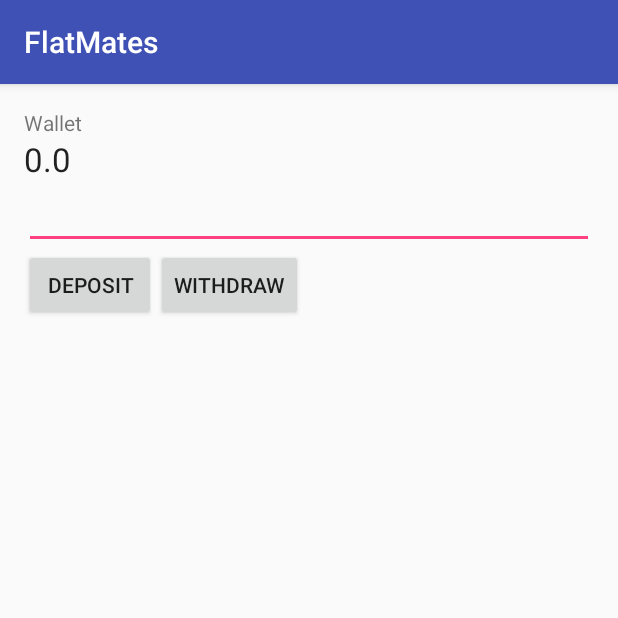
After one commit to arturgaluszka/tenants, an Android app: the WalletActivity screen opened directly, with no data from a screen before it, on a phone screen of 412 x 824 dp, the top half of it. The commit adds this screen. Run offline under Robolectric (Android 15) with nearby library versions, the phone set to English and light mode, and no system bars.

Commit message:
[i01t08]Wirtualny portfel umożliwiający zarządzenie wspólnymi pieniędzmi

```diff
--- a/app/build.gradle
+++ b/app/build.gradle
@@ -24,4 +24,5 @@ dependencies {
     testCompile 'junit:junit:4.12'
     compile 'com.android.support:appcompat-v7:23.1.1'
     compile 'com.android.support:design:23.1.1'
+    compile 'com.google.code.gson:gson:2.3'
 }
--- a/app/src/main/AndroidManifest.xml
+++ b/app/src/main/AndroidManifest.xml
@@ -16,6 +16,7 @@
             </intent-filter>
         </activity>
         <activity android:name=".TodoList"></activity>
+        <activity android:name=".wallet.WalletActivity"></activity>
     </application>
 
 </manifest>
--- a/app/src/main/java/com/tenantsproject/flatmates/MainActivity.java
+++ b/app/src/main/java/com/tenantsproject/flatmates/MainActivity.java
@@ -6,6 +6,8 @@ import android.os.Bundle;
 import android.util.Log;
 import android.view.View;
 import android.widget.Button;
+
+import com.tenantsproject.flatmates.wallet.WalletActivity;
 
 public class MainActivity extends AppCompatActivity {
 
@@ -33,6 +35,11 @@ public class MainActivity extends AppCompatActivity {
         startActivity(i);
     }
 
+    public void startWallet(View v) {
+        Intent intent = new Intent(this, WalletActivity.class);
+        startActivity(intent);
+    }
+
     public void Exit(View V){
         System.exit(0);
     }
--- /dev/null
+++ b/app/src/main/java/com/tenantsproject/flatmates/utils/DecimalDigitsInputFilter.java
@@ -0,0 +1,18 @@
+package com.tenantsproject.flatmates.utils;
+
+import java.util.regex.Matcher;
+import java.util.regex.Pattern;
+
+public class DecimalDigitsInputFilter {
+
+    Pattern mPattern;
+
+    public DecimalDigitsInputFilter() {
+        mPattern = Pattern.compile("^[0-9]+(\\.[0-9]{1,2})?$");
+    }
+
+    public boolean filter(CharSequence source) {
+        Matcher matcher = mPattern.matcher(source);
+        return matcher.matches();
+    }
+}
--- /dev/null
+++ b/app/src/main/java/com/tenantsproject/flatmates/utils/JSONFileHandler.java
@@ -0,0 +1,76 @@
+package com.tenantsproject.flatmates.utils;
+
+import android.content.Context;
+import android.content.SharedPreferences;
+import android.util.Log;
+
+import com.google.gson.Gson;
+
+import java.io.BufferedReader;
+import java.io.File;
+import java.io.FileNotFoundException;
+import java.io.FileOutputStream;
+import java.io.FileReader;
+
+import java.io.IOException;
+
+public class JSONFileHandler {
+    private final String file;
+    private final Context context;
+    private static final String OBJECT_NAME = "savedobject";
+
+    public JSONFileHandler(String file, Context context) {
+        this.file = file;
+        this.context = context;
+    }
+
+    public String stringify(Object object) {
+        Gson gson = new Gson();
+        String json = gson.toJson(object);
+        return json;
+    }
+
+    public Object unstringify(String json, Class cls) {
+        Gson gson = new Gson();
+        Object obj = gson.fromJson(json, cls);
+        return obj;
+    }
+
+    // object file saving
+    public void save(Object object) {
+        Gson gson = new Gson();
+        String json = gson.toJson(object);
+        FileOutputStream outputStream;
+
+        try {
+            outputStream = this.context.openFileOutput(file, Context.MODE_PRIVATE);
+            outputStream.write(json.getBytes());
+            outputStream.close();
+        } catch (Exception e) {
+            e.printStackTrace();
+        }
+    }
+
+    public Object load(Class cls) {
+        File file = new File(context.getFilesDir(), this.file);
+        StringBuilder text = new StringBuilder();
+        try {
+            BufferedReader br = new BufferedReader(new FileReader(file));
+            String line = null;
+            while ((line = br.readLine()) != null) {
+                text.append(line);
+                text.append('\n');
+            }
+            br.close();
+        } catch (FileNotFoundException e) {
+            e.printStackTrace();
+        } catch (IOException e) {
+            e.printStackTrace();
+        }
+        String json = text.toString();
+        //convert to object
+        Gson gson = new Gson();
+        Object obj = gson.fromJson(json, cls);
+        return obj;
+    }
+}
--- /dev/null
+++ b/app/src/main/java/com/tenantsproject/flatmates/wallet/Wallet.java
@@ -0,0 +1,26 @@
+package com.tenantsproject.flatmates.wallet;
+
+public class Wallet {
+    private double current;
+
+    public Wallet() {
+        this.current = 0;
+    }
+
+    public void deposit(double amount) {
+        this.current += amount;
+    }
+
+    public boolean withdraw(double amount) {
+        if (this.current >= amount) {
+            this.current -= amount;
+            return true;
+        } else {
+            return false;
+        }
+    }
+
+    public double getCurrent() {
+        return this.current;
+    }
+}
--- /dev/null
+++ b/app/src/main/java/com/tenantsproject/flatmates/wallet/WalletActivity.java
@@ -0,0 +1,75 @@
+package com.tenantsproject.flatmates.wallet;
+
+import android.support.v7.app.AppCompatActivity;
+import android.os.Bundle;
+import android.view.View;
+import android.widget.Button;
+import android.widget.EditText;
+import android.widget.TextView;
+
+import com.tenantsproject.flatmates.R;
+import com.tenantsproject.flatmates.utils.DecimalDigitsInputFilter;
+import com.tenantsproject.flatmates.utils.JSONFileHandler;
+
+public class WalletActivity extends AppCompatActivity {
+
+    private Wallet wallet;
+    private JSONFileHandler handler;
+    private static final String WALLET_FILE_NAME = "walletfile";
+    private TextView walletAmmountTextView;
+    private EditText input;
+    private Button depositButton;
+    private Button withdrawButton;
+    private DecimalDigitsInputFilter decimalFilter;
+
+    @Override
+    protected void onCreate(Bundle savedInstanceState) {
+        super.onCreate(savedInstanceState);
+        setContentView(R.layout.activity_wallet);
+
+        initObjects();
+
+        // # loading previous state #
+        this.handler = new JSONFileHandler(WALLET_FILE_NAME, this);
+        this.wallet = (Wallet) handler.load(Wallet.class);
+        if (this.wallet == null) {
+            this.wallet = new Wallet();
+        }
+        handler.save(this.wallet);
+        reloadView();
+    }
+
+    private void initObjects() {
+        this.decimalFilter = new DecimalDigitsInputFilter();
+        this.walletAmmountTextView = (TextView) findViewById(R.id.walletValue);
+        this.depositButton = (Button) findViewById(R.id.walletdepositbutton);
+        this.depositButton.setOnClickListener(new View.OnClickListener() {
+            @Override
+            public void onClick(View v) {
+                String value = WalletActivity.this.input.getText().toString();
+                if (WalletActivity.this.decimalFilter.filter(value)) {
+                    WalletActivity.this.wallet.deposit(Double.valueOf(value));
+                }
+                handler.save(wallet);
+                reloadView();
+            }
+        });
+        this.withdrawButton = (Button) findViewById(R.id.walletwithdrawbutton);
+        this.withdrawButton.setOnClickListener(new View.OnClickListener() {
+            @Override
+            public void onClick(View v) {
+                String value = WalletActivity.this.input.getText().toString();
+                if (WalletActivity.this.decimalFilter.filter(value)) {
+                    WalletActivity.this.wallet.withdraw(Double.valueOf(value));
+                }
+                handler.save(wallet);
+                reloadView();
+            }
+        });
+        this.input = (EditText) findViewById(R.id.walletinput);
+    }
+
+    public void reloadView() {
+        this.walletAmmountTextView.setText(Double.toString(this.wallet.getCurrent()));
+    }
+}
--- a/app/src/main/res/layout/activity_main.xml
+++ b/app/src/main/res/layout/activity_main.xml
@@ -41,7 +41,8 @@
         android:text="Virtual Wallet"
         android:id="@+id/button3"
         android:layout_below="@+id/button2"
-        android:layout_centerHorizontal="true"/>
+        android:layout_centerHorizontal="true"
+        android:onClick="startWallet"/>
 
     <Button
         android:layout_width="300dp"
--- /dev/null
+++ b/app/src/main/res/layout/activity_wallet.xml
@@ -0,0 +1,49 @@
+<?xml version="1.0" encoding="utf-8"?>
+<LinearLayout xmlns:android="http://schemas.android.com/apk/res/android"
+    xmlns:tools="http://schemas.android.com/tools" android:layout_width="match_parent"
+    android:layout_height="match_parent" android:paddingLeft="@dimen/activity_horizontal_margin"
+    android:paddingRight="@dimen/activity_horizontal_margin"
+    android:paddingTop="@dimen/activity_vertical_margin"
+    android:paddingBottom="@dimen/activity_vertical_margin"
+    tools:context="com.tenantsproject.flatmates.wallet.WalletActivity"
+    android:orientation="vertical">
+
+    <TextView
+        android:layout_width="wrap_content"
+        android:layout_height="wrap_content"
+        android:text="Wallet"
+        android:id="@+id/walletTitle" />
+
+    <TextView
+        android:layout_width="wrap_content"
+        android:layout_height="wrap_content"
+        android:textAppearance="?android:attr/textAppearanceLarge"
+        android:id="@+id/walletValue" />
+
+    <EditText
+        android:layout_width="match_parent"
+        android:layout_height="wrap_content"
+        android:id="@+id/walletinput"
+        android:inputType="numberDecimal" />
+
+    <LinearLayout
+        android:orientation="horizontal"
+        android:layout_width="match_parent"
+        android:layout_height="wrap_content"
+        android:layout_gravity="center_horizontal">
+
+        <Button
+            android:layout_width="wrap_content"
+            android:layout_height="wrap_content"
+            android:text="DEPOSIT"
+            android:id="@+id/walletdepositbutton" />
+
+        <Button
+            android:layout_width="wrap_content"
+            android:layout_height="wrap_content"
+            android:text="withdraw"
+            android:id="@+id/walletwithdrawbutton" />
+
+    </LinearLayout>
+
+</LinearLayout>
```
